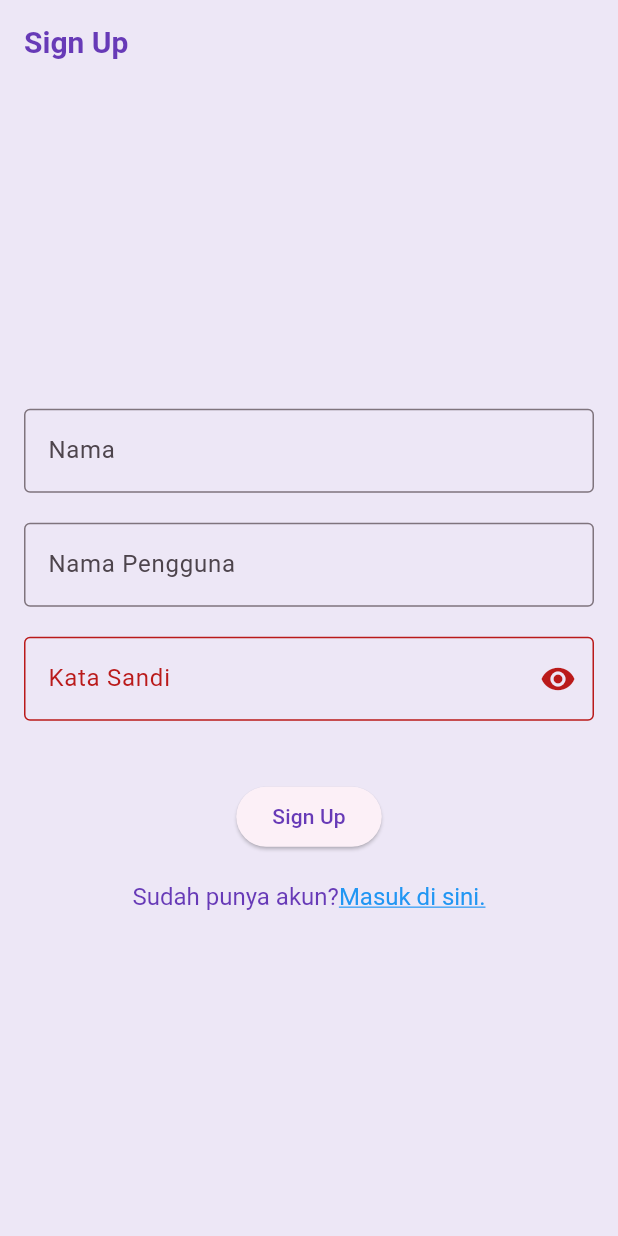
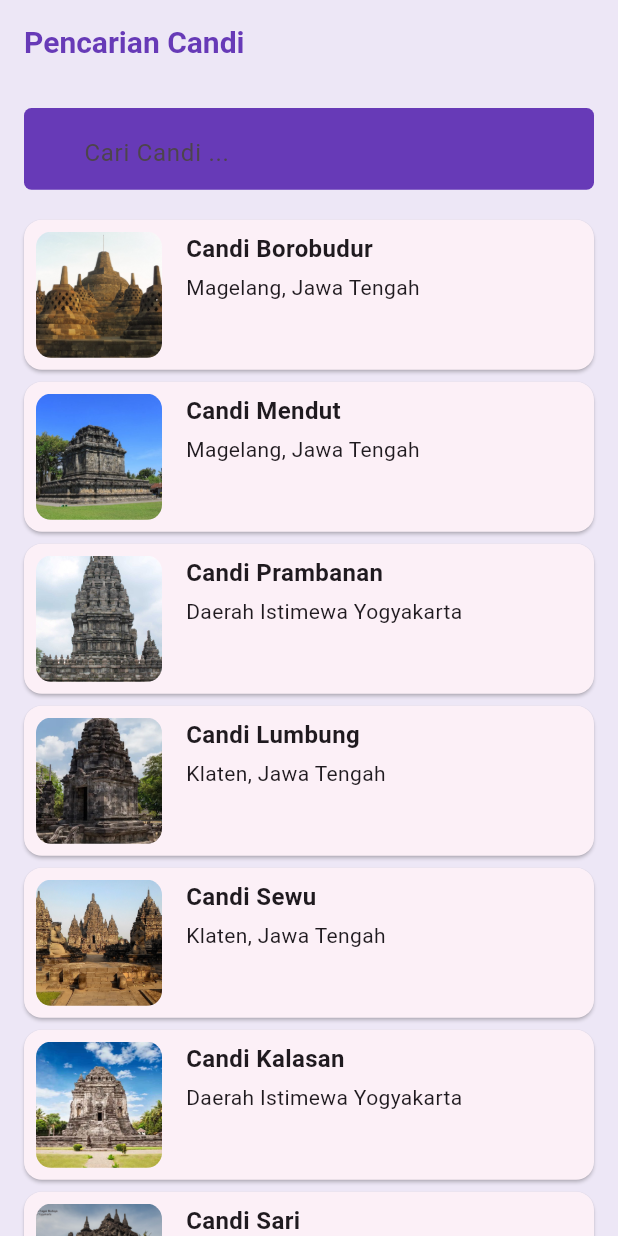
Before and after one commit to muhammadfajarariansyah/11_WisataCandi_Fajar, a Flutter app: the screen it shows after launch, on a phone screen of 412 x 824 dp. Run offline on Flutter 3.47's test engine with Material 3 defaults, Android fonts, the phone set to English and light mode, and no system bars.

Commit message:
List view

```diff
--- a/wisata_candi/lib/main.dart
+++ b/wisata_candi/lib/main.dart
@@ -1,6 +1,7 @@
 import 'package:flutter/material.dart';
+import 'package:wisata_candi/screens/search_screen.dart';
 
-import 'package:wisata_candi/screens/sign_up_screen.dart';
+
 
 void main() {
   runApp(const MainApp());
@@ -31,7 +32,8 @@ class MainApp extends StatelessWidget {
       //home: DetailScreen(candi: candiList[0]),
       //home: const ProfileScreen(),
       //home: SignInScreen(),
-      home: SignUpScreen(),
+      //home: SignUpScreen(),
+      home: SearchScreen(),
     );
   }
 }
--- /dev/null
+++ b/wisata_candi/lib/screens/search_screen.dart
@@ -0,0 +1,97 @@
+import 'package:flutter/material.dart';
+import 'package:wisata_candi/data/candi_data.dart';
+import 'package:wisata_candi/models/candi.dart';
+
+class SearchScreen extends StatefulWidget {
+  const SearchScreen({super.key});
+
+  @override
+  State<SearchScreen> createState() => _SearchScreenState();
+}
+
+class _SearchScreenState extends State<SearchScreen> {
+  // TODO: 1. Deklarasi Variabel yang dibutuhkan
+  List<Candi> _filteredCandis = candiList;
+  String _searchQuery = '';
+  final TextEditingController _searchController = TextEditingController();
+
+
+  @override
+  Widget build(BuildContext context) {
+    return Scaffold(
+      // TODO: 2. Buat appbar dengan judul Pencarian Candi
+      appBar: AppBar(title: Text('Pencarian Candi'),
+      ),
+      // TODO: 3. Buat body berupa Column
+      body: Column(
+        children: [
+          // TODO: 4. Buat TextField pencarian sebagai anak dari Column
+          Padding(
+            padding: const EdgeInsets.all(16),
+            child: Container(
+              decoration: BoxDecoration(
+                borderRadius: BorderRadius.circular(5),
+                color: Colors.deepPurple,
+              ),
+              child: TextField(
+                autofocus: false,
+                decoration: InputDecoration(
+                  hintText: 'Cari Candi ...',
+                  prefix: Icon(Icons.search),
+                  border: InputBorder.none,
+                  focusedBorder: OutlineInputBorder(borderSide: BorderSide(color: Colors.deepPurple),),
+                  contentPadding: EdgeInsets.symmetric(horizontal: 16, vertical: 12),
+                ),
+              ),
+            ),
+          ),
+          // TODO: 5. Buat ListWiew hasil pencarian sebagai anak dari column
+          Expanded(
+            child: ListView.builder(
+              itemCount: _filteredCandis.length,
+              itemBuilder: (context, index) {
+                // ignore: unused_local_variable
+                final candi = _filteredCandis[index];
+                return Card(
+                  margin: EdgeInsets.symmetric(horizontal: 16, vertical: 4,
+                  ),
+                  child: Row(
+                    crossAxisAlignment: CrossAxisAlignment.start,
+                    children: [
+                      Container(
+                        padding: EdgeInsets.all(8),
+                        width: 100,
+                        height: 100,
+                        child: ClipRRect(
+                          borderRadius: BorderRadius.circular(10),
+                          child: Image.asset(
+                            candi.imageAsset,
+                            fit: BoxFit.cover,
+                            ),
+                        ),
+                      ),
+                      Padding(
+                        padding: const EdgeInsets.all(8),
+                        child: Column(
+                          crossAxisAlignment: CrossAxisAlignment.start,
+                          children: [
+                            Text(
+                              candi.name,
+                              style: TextStyle(fontSize: 16, fontWeight: FontWeight.bold),
+                              ),
+                            SizedBox(height: 4,),
+                            Text(candi.location)
+                          ],
+                        ),
+                      )
+                    ],
+                  ),
+                );
+              },
+            ),
+          ),
+        ],
+      ),
+    );
+  }
+}
--- a/wisata_candi/lib/screens/sign_up_screen.dart
+++ b/wisata_candi/lib/screens/sign_up_screen.dart
@@ -1,5 +1,3 @@
-import 'package:matcher/expect.dart';
-
 import 'dart:ui';
 import 'package:flutter/material.dart';
 import 'package:flutter/gestures.dart';
```
